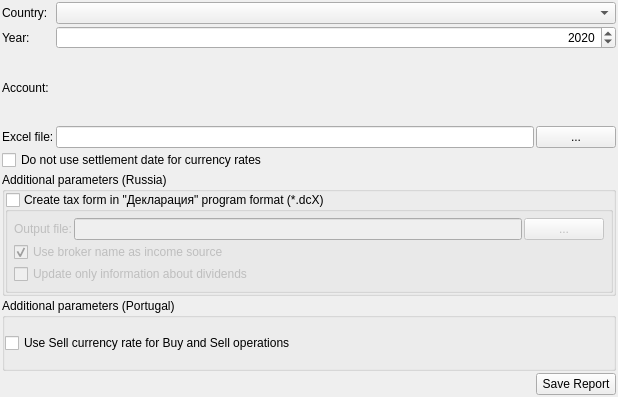
This is jal/ui/tax_export_widget.ui in titov-vv/jal as Qt 5 draws it before an edit. The edited form follows.
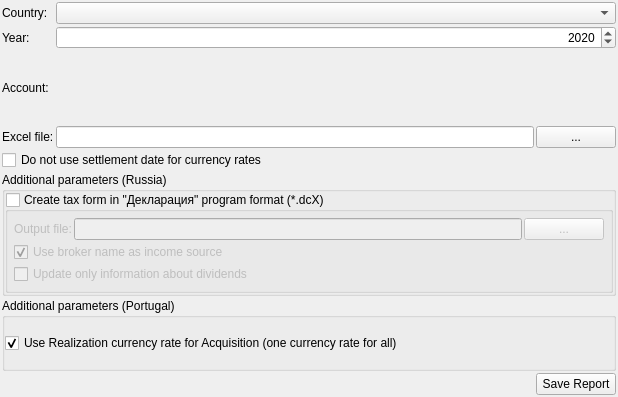
This is the edited form. Custom widgets are drawn as their Qt base class.

Patch:
```diff
--- a/jal/ui/tax_export_widget.ui
+++ b/jal/ui/tax_export_widget.ui
@@ -114,7 +114,10 @@
       <item>
        <widget class="QCheckBox" name="Pt_OneCurrencyRate">
         <property name="text">
-         <string>Use Sell currency rate for Buy and Sell operations</string>
+         <string>Use Realization currency rate for Acquisition (one currency rate for all)</string>
+        </property>
+        <property name="checked">
+         <bool>true</bool>
         </property>
        </widget>
       </item>
```
